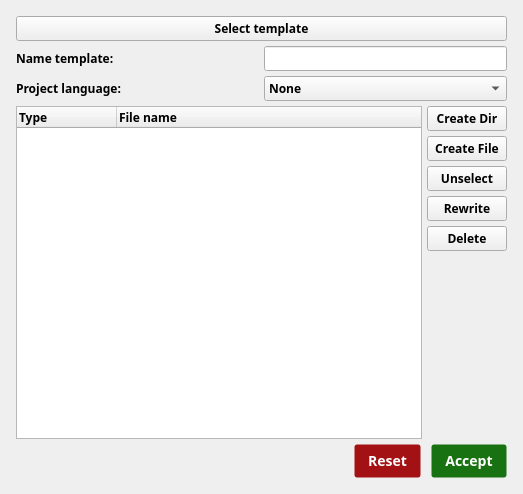
Notidman/Dollar, file templatesmenu.ui: the form before one commit.
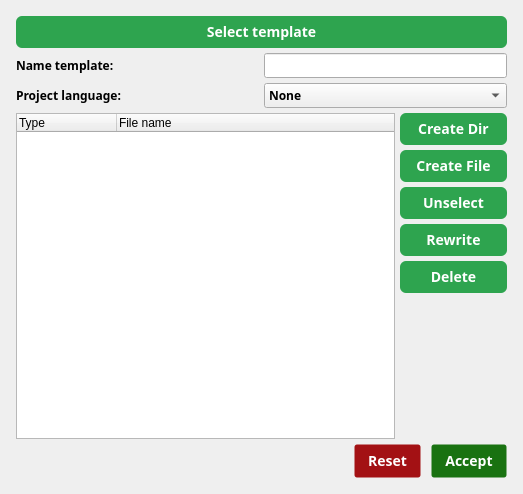
The form after the commit.

Commit message: dir opener and css style added

The edit to the form file:
```diff
--- a/templatesmenu.ui
+++ b/templatesmenu.ui
@@ -13,13 +13,63 @@
   <property name="font">
    <font>
     <family>Hack</family>
-    <weight>75</weight>
     <bold>true</bold>
    </font>
   </property>
   <property name="windowTitle">
    <string>Form</string>
   </property>
+  <property name="styleSheet">
+   <string notr="true">/* CSS */
+QPushButton{
+  appearance: none;
+  background-color: #2ea44f;
+  border: 1px solid rgba(27, 31, 35, .15);
+  border-radius: 6px;
+  box-shadow: rgba(27, 31, 35, .1) 0 1px 0;
+  box-sizing: border-box;
+  color: #fff;
+  cursor: pointer;
+  display: inline-block;
+  font-family: -apple-system,system-ui,&quot;Segoe UI&quot;,Helvetica,Arial,sans-serif,&quot;Apple Color Emoji&quot;,&quot;Segoe UI Emoji&quot;;
+  font-size: 14px;
+  font-weight: 600;
+  line-height: 20px;
+  padding: 6px 16px;
+  position: relative;
+  text-align: center;
+  text-decoration: none;
+  user-select: none;
+  -webkit-user-select: none;
+  touch-action: manipulation;
+  vertical-align: middle;
+  white-space: nowrap;
+}
+QPushButton:focus:not(:focus-visible):not(.focus-visible) {
+  box-shadow: none;
+  outline: none;
+}
+QPushButton:hover {
+  background-color: #2c974b;
+}
+
+QPushButton:focus {
+  box-shadow: rgba(46, 164, 79, .4) 0 0 0 3px;
+  outline: none;
+}
+
+QPushButton:disabled {
+  background-color: #94d3a2;
+  border-color: rgba(27, 31, 35, .1);
+  color: rgba(255, 255, 255, .8);
+  cursor: default;
+}
+
+QPushButton:active {
+  background-color: #298e46;
+  box-shadow: rgba(20, 70, 32, .2) 0 1px 0 inset;
+}</string>
+  </property>
   <layout class="QGridLayout" name="gridLayout">
    <item row="0" column="0">
     <layout class="QVBoxLayout" name="verticalLayout">
@@ -81,6 +131,9 @@
            <verstretch>0</verstretch>
           </sizepolicy>
          </property>
+         <property name="styleSheet">
+          <string notr="true"/>
+         </property>
         </widget>
        </item>
       </layout>
@@ -105,6 +158,9 @@
            <verstretch>0</verstretch>
           </sizepolicy>
          </property>
+         <property name="styleSheet">
+          <string notr="true"/>
+         </property>
          <item>
           <property name="text">
            <string>None</string>
@@ -131,6 +187,9 @@
       <layout class="QHBoxLayout" name="horizontalLayout_9">
        <item>
         <widget class="QTreeWidget" name="treeW_project_struct">
+         <property name="styleSheet">
+          <string notr="true"/>
+         </property>
          <property name="frameShape">
           <enum>QFrame::StyledPanel</enum>
          </property>
```
The commit also changes 2 other files.
